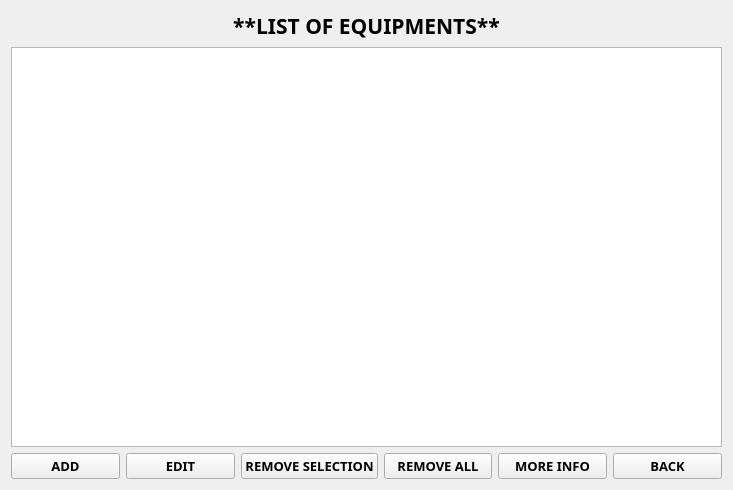
Old version of the form listequipments.ui in the repository markytools/sume-borrower-app.
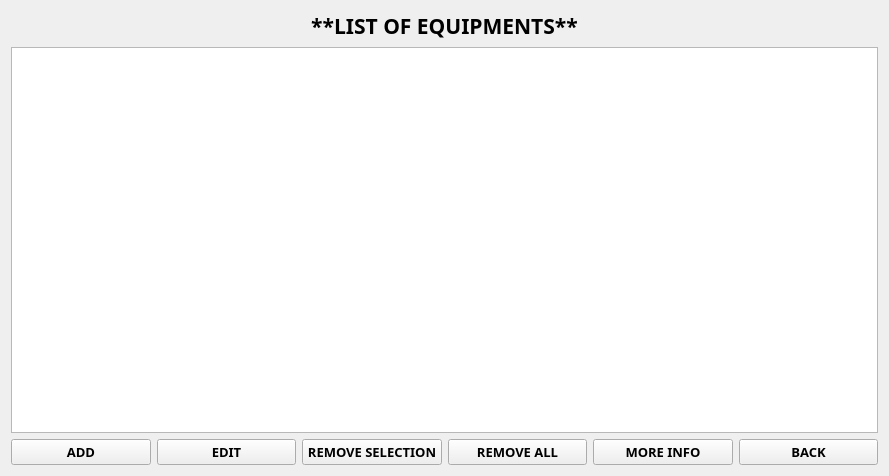
New version of the form.

```diff
--- a/listequipments.ui
+++ b/listequipments.ui
@@ -6,10 +6,16 @@
    <rect>
     <x>0</x>
     <y>0</y>
-    <width>733</width>
-    <height>490</height>
+    <width>889</width>
+    <height>476</height>
    </rect>
   </property>
+  <property name="minimumSize">
+   <size>
+    <width>889</width>
+    <height>476</height>
+   </size>
+  </property>
   <property name="windowTitle">
    <string>Form</string>
   </property>
```
